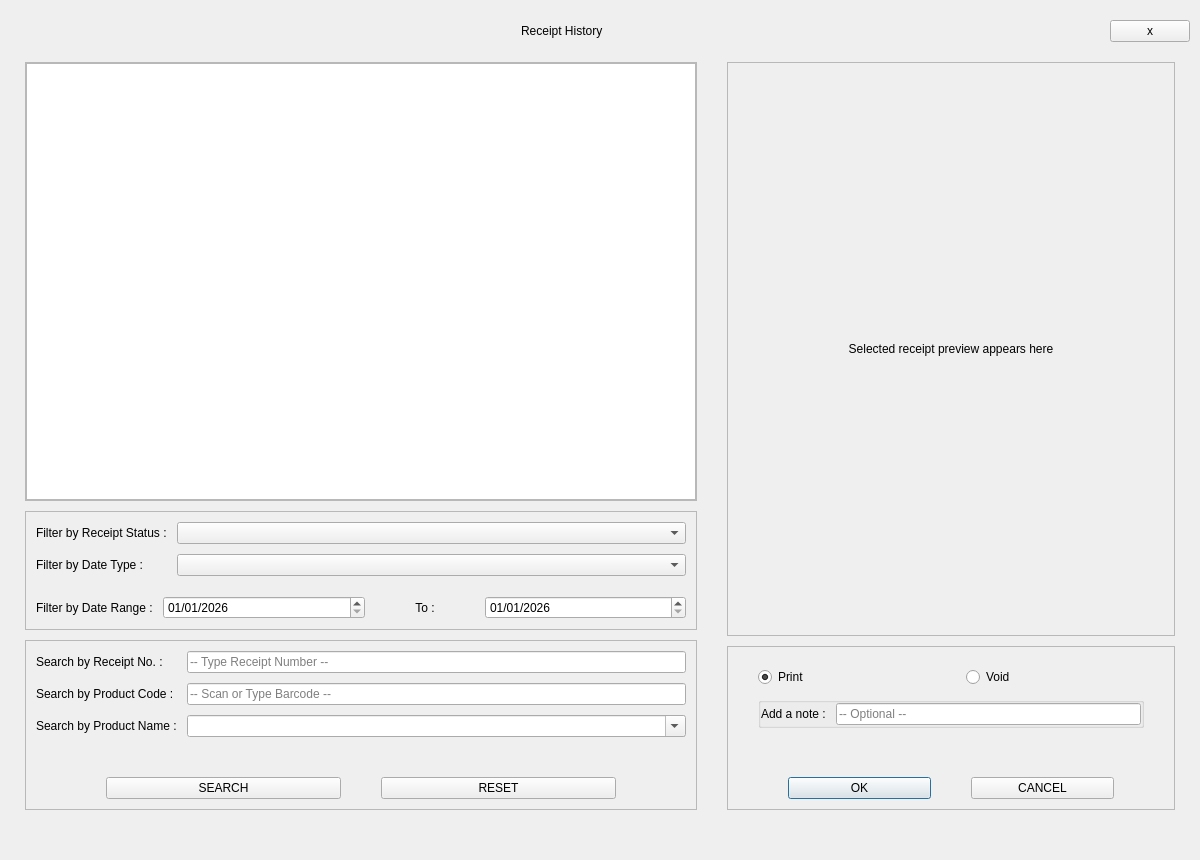
Qt form Project/ui/receipt_menu.ui (Selvam-T/POS) before a commit.
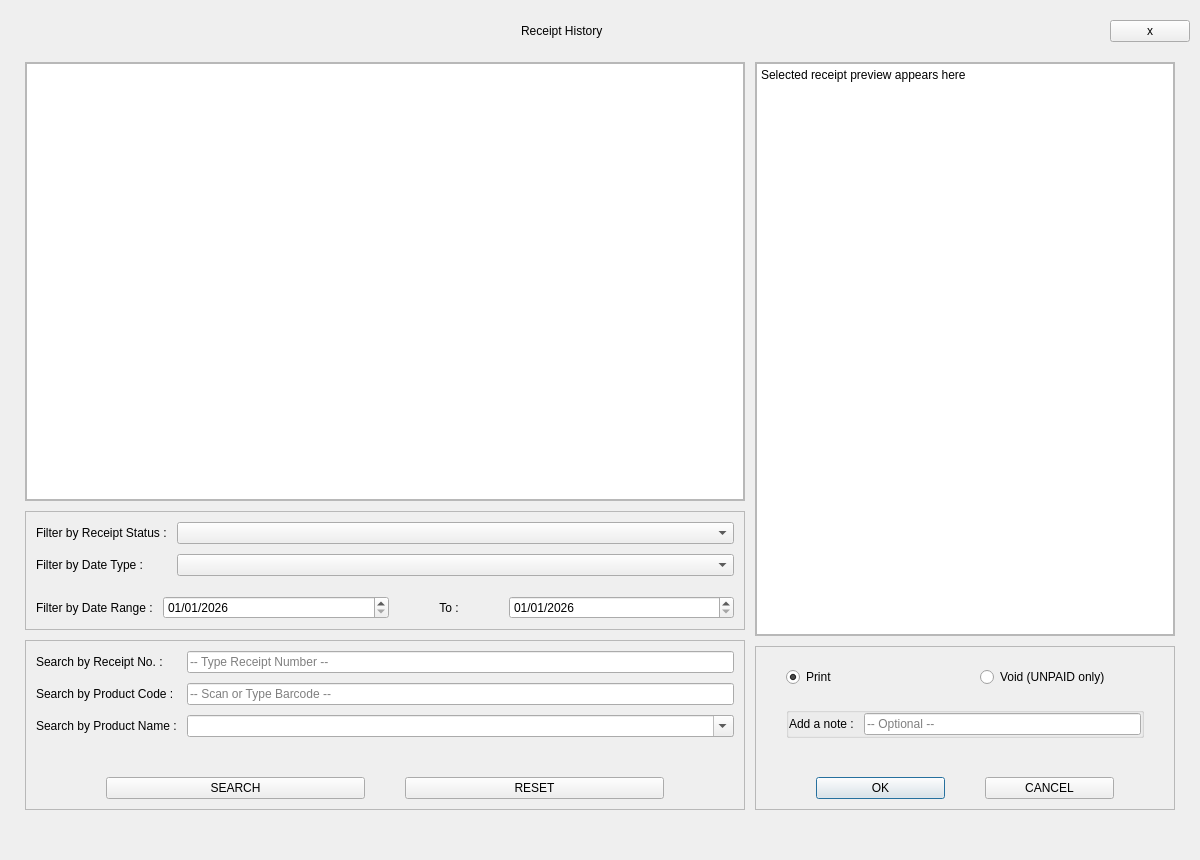
The same form after that commit.

Commit message: receipt_menu ui finalized. receipt_table cleaned up. pending testing other widgets

Patch:
```diff
--- a/Project/ui/receipt_menu.ui
+++ b/Project/ui/receipt_menu.ui
@@ -97,9 +97,9 @@
     </widget>
    </item>
    <item>
-    <layout class="QHBoxLayout" name="receiptBodyLayout" stretch="3,2">
+    <layout class="QHBoxLayout" name="receiptBodyLayout" stretch="12,7">
      <property name="spacing">
-      <number>30</number>
+      <number>10</number>
      </property>
      <property name="leftMargin">
       <number>15</number>
@@ -568,12 +568,15 @@
            <number>0</number>
           </property>
           <item>
-           <widget class="QLabel" name="receiptPreviewPlaceholderLabel">
-            <property name="text">
+           <widget class="QPlainTextEdit" name="receiptPreviewLabel">
+            <property name="readOnly">
+             <bool>true</bool>
+            </property>
+            <property name="plainText">
              <string>Selected receipt preview appears here</string>
             </property>
-            <property name="alignment">
-             <set>Qt::AlignCenter</set>
+            <property name="centerOnScroll">
+             <bool>false</bool>
             </property>
            </widget>
           </item>
@@ -634,12 +637,28 @@
             <item>
              <widget class="QRadioButton" name="receiptVoidRadioBtn">
               <property name="text">
-               <string>Void</string>
+               <string>Void (UNPAID only)</string>
               </property>
              </widget>
             </item>
            </layout>
           </item>
+          <item>
+           <spacer name="verticalSpacer">
+            <property name="orientation">
+             <enum>Qt::Vertical</enum>
+            </property>
+            <property name="sizeType">
+             <enum>QSizePolicy::Fixed</enum>
+            </property>
+            <property name="sizeHint" stdset="0">
+             <size>
+              <width>20</width>
+              <height>10</height>
+             </size>
+            </property>
+           </spacer>
+          </item>
           <item>
            <widget class="QGroupBox" name="receiptNoteGroupBox">
             <layout class="QHBoxLayout" name="horizontalLayout" stretch="0,2">
```
The commit also changes 12 other files.
